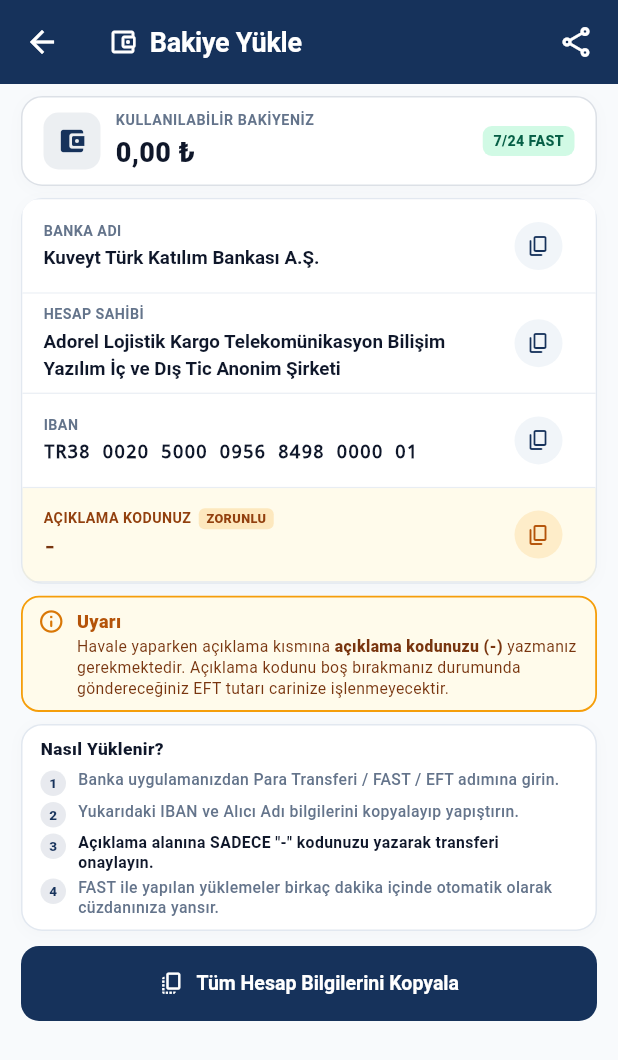
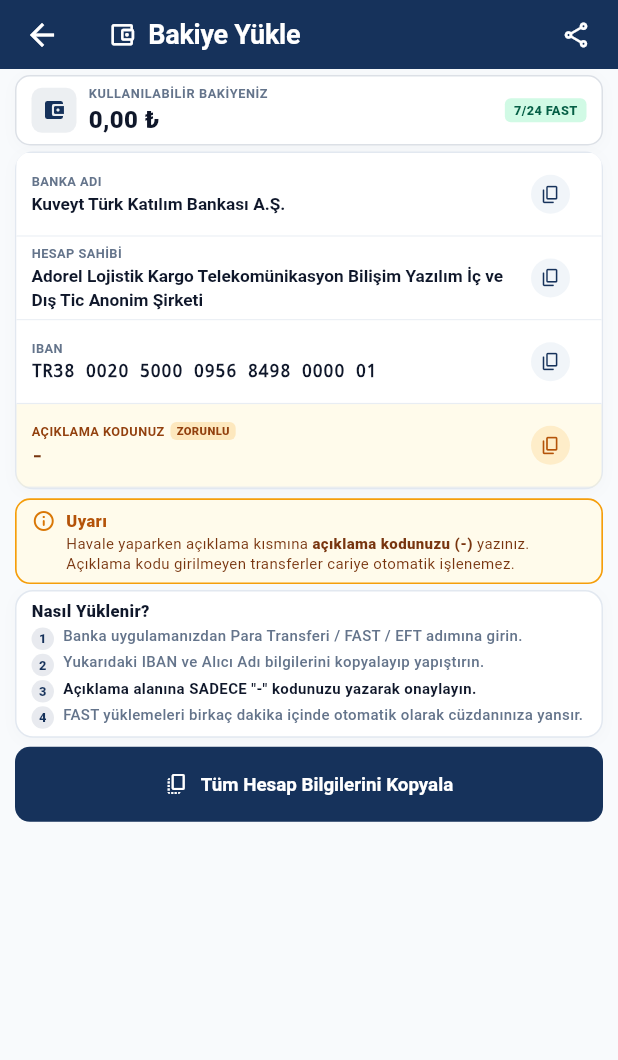
Before and after one commit to emrecanardcc/stocado_mobile, a Flutter app: the DashboardScreen screen opened directly, after a tap on "Bakiye Yükle", on a phone screen of 412 x 824 dp. Shown: the top 1060 px of the screen. Run offline on Flutter 3.47's test engine with Material 3 defaults, Android fonts, the phone set to English and light mode, and no system bars; our stand-ins replace flutter_riverpod, flutter_secure_storage; accounts and stored records are empty.

Commit message:
fix(dashboard): eliminate overflow on 360px viewports and guarantee zero-scroll fit for TopUpBalanceScreen

```diff
--- a/lib/features/dashboard/screens/top_up_balance_screen.dart
+++ b/lib/features/dashboard/screens/top_up_balance_screen.dart
@@ -89,9 +89,10 @@
     bool isMonospace = false,
     bool isHighlight = false,
     String? badgeText,
+    int? maxLines,
   }) {
     return Container(
-      padding: const EdgeInsets.symmetric(horizontal: 14, vertical: 7),
+      padding: const EdgeInsets.symmetric(horizontal: 10, vertical: 3.5),
       decoration: BoxDecoration(
         color: isHighlight ? AppColors.warningLight.withValues(alpha: 0.35) : AppColors.surface,
         border: Border(
@@ -113,16 +114,16 @@
                     Text(
                       label,
                       style: TextStyle(
-                        fontSize: 9.5,
+                        fontSize: 8.5,
                         fontWeight: FontWeight.w700,
                         color: isHighlight ? const Color(0xFF92400E) : AppColors.textSecondary,
                         letterSpacing: 0.3,
                       ),
                     ),
                     if (badgeText != null) ...[
-                      const SizedBox(width: 5),
+                      const SizedBox(width: 4),
                       Container(
-                        padding: const EdgeInsets.symmetric(horizontal: 5, vertical: 1),
+                        padding: const EdgeInsets.symmetric(horizontal: 4, vertical: 0.5),
                         decoration: BoxDecoration(
                           color: AppColors.warning.withValues(alpha: 0.2),
                           borderRadius: BorderRadius.circular(4),
@@ -130,7 +131,7 @@
                         child: Text(
                           badgeText,
                           style: const TextStyle(
-                            fontSize: 8.5,
+                            fontSize: 7.5,
                             fontWeight: FontWeight.w800,
                             color: Color(0xFF92400E),
                           ),
@@ -139,11 +140,13 @@
                     ],
                   ],
                 ),
-                const SizedBox(height: 2),
+                const SizedBox(height: 1),
                 Text(
                   value,
+                  maxLines: maxLines,
+                  overflow: maxLines != null ? TextOverflow.ellipsis : null,
                   style: TextStyle(
-                    fontSize: isHighlight ? 13.5 : 12.5,
+                    fontSize: isHighlight ? 12.5 : 11.5,
                     fontWeight: isHighlight ? FontWeight.w800 : FontWeight.w600,
                     fontFamily: isMonospace ? 'monospace' : null,
                     color: isHighlight ? const Color(0xFF78350F) : AppColors.textPrimary,
@@ -158,7 +161,7 @@
             onPressed: onCopy,
             icon: Icon(
               Icons.copy_rounded,
-              size: 16,
+              size: 14,
               color: isHighlight ? const Color(0xFFB45309) : AppColors.primary,
             ),
             tooltip: 'Kopyala',
@@ -166,8 +169,8 @@
               backgroundColor: isHighlight
                   ? AppColors.warning.withValues(alpha: 0.15)
                   : AppColors.surfaceSecondary,
-              padding: const EdgeInsets.all(6),
-              minimumSize: const Size(32, 32),
+              padding: const EdgeInsets.all(4),
+              minimumSize: const Size(26, 26),
             ),
           ),
         ],
@@ -201,10 +204,11 @@
     return Scaffold(
       backgroundColor: AppColors.background,
       appBar: AppBar(
+        toolbarHeight: 46,
         centerTitle: false,
         title: const Row(
           children: [
-            Icon(Icons.account_balance_wallet_outlined, size: 20),
+            Icon(Icons.account_balance_wallet_outlined, size: 19),
             SizedBox(width: 8),
             Expanded(
               child: Text(
@@ -216,7 +220,7 @@
         ),
         actions: [
           IconButton(
-            icon: const Icon(Icons.share_outlined),
+            icon: const Icon(Icons.share_outlined, size: 20),
             tooltip: 'Bilgileri Paylaş',
             onPressed: () => _copyAll(context, eftCode),
           ),
@@ -229,32 +233,32 @@
         },
         color: AppColors.primary,
         child: SingleChildScrollView(
-          padding: const EdgeInsets.symmetric(horizontal: 14.0, vertical: 8.0),
+          padding: const EdgeInsets.fromLTRB(10.0, 4.0, 10.0, 4.0),
           physics: const AlwaysScrollableScrollPhysics(),
           child: Column(
             crossAxisAlignment: CrossAxisAlignment.stretch,
             children: [
               // 1. Mevcut Bakiye & Bilgi Kartı
               Container(
-                padding: const EdgeInsets.symmetric(horizontal: 14, vertical: 8),
+                padding: const EdgeInsets.symmetric(horizontal: 10, vertical: 5),
                 decoration: BoxDecoration(
                   color: AppColors.surface,
-                  borderRadius: BorderRadius.circular(14),
+                  borderRadius: BorderRadius.circular(10),
                   border: Border.all(color: AppColors.primary.withValues(alpha: 0.15)),
                   boxShadow: AppColors.softShadow,
                 ),
                 child: Row(
                   children: [
                     Container(
-                      width: 38,
-                      height: 38,
+                      width: 30,
+                      height: 30,
                       decoration: BoxDecoration(
                         color: AppColors.primary.withValues(alpha: 0.08),
-                        borderRadius: BorderRadius.circular(10),
+                        borderRadius: BorderRadius.circular(7),
                       ),
-                      child: const Icon(Icons.account_balance_wallet_rounded, color: AppColors.primary, size: 20),
+                      child: const Icon(Icons.account_balance_wallet_rounded, color: AppColors.primary, size: 16),
                     ),
-                    const SizedBox(width: 10),
+                    const SizedBox(width: 8),
                     Expanded(
                       child: Column(
                         crossAxisAlignment: CrossAxisAlignment.start,
@@ -262,20 +266,19 @@
                           const Text(
                             'KULLANILABİLİR BAKİYENİZ',
                             style: TextStyle(
-                              fontSize: 9.5,
+                              fontSize: 8.5,
                               fontWeight: FontWeight.w700,
                               color: AppColors.textSecondary,
                               letterSpacing: 0.4,
                             ),
                           ),
-                          const SizedBox(height: 2),
                           FittedBox(
                             fit: BoxFit.scaleDown,
                             alignment: Alignment.centerLeft,
                             child: Text(
                               AppFormatters.formatCurrency(currentBalance),
                               style: TextStyle(
-                                fontSize: 18,
+                                fontSize: 16,
                                 fontWeight: FontWeight.w800,
                                 color: currentBalance < 0 ? AppColors.error : AppColors.textPrimary,
                               ),
@@ -285,26 +288,26 @@
                       ),
                     ),
                     Container(
-                      padding: const EdgeInsets.symmetric(horizontal: 7, vertical: 3),
+                      padding: const EdgeInsets.symmetric(horizontal: 6, vertical: 2),
                       decoration: BoxDecoration(
                         color: AppColors.secondaryLight,
-                        borderRadius: BorderRadius.circular(6),
+                        borderRadius: BorderRadius.circular(4),
                       ),
                       child: const Text(
                         '7/24 FAST',
-                        style: TextStyle(fontSize: 9.5, fontWeight: FontWeight.w800, color: Color(0xFF065F46)),
+                        style: TextStyle(fontSize: 8.5, fontWeight: FontWeight.w800, color: Color(0xFF065F46)),
                       ),
                     ),
                   ],
                 ),
               ),
-              const SizedBox(height: 8),
+              const SizedBox(height: 4),
 
               // 2. Banka Hesap Bilgileri Kartı
               Container(
                 decoration: BoxDecoration(
                   color: AppColors.surface,
-                  borderRadius: BorderRadius.circular(14),
+                  borderRadius: BorderRadius.circular(12),
                   border: Border.all(color: AppColors.border),
                   boxShadow: AppColors.softShadow,
                 ),
@@ -321,6 +324,7 @@
                       context: context,
                       label: 'HESAP SAHİBİ',
                       value: accountName,
+                      maxLines: 2,
                       onCopy: () => _copy(context, accountName, 'Hesap Sahibi'),
                     ),
                     _buildInfoRow(
@@ -342,25 +346,25 @@
                   ],
                 ),
               ),
-              const SizedBox(height: 8),
+              const SizedBox(height: 6),
 
               // 3. Uyarı Kutusu
               Container(
-                padding: const EdgeInsets.symmetric(horizontal: 10, vertical: 7),
+                padding: const EdgeInsets.symmetric(horizontal: 10, vertical: 6),
                 decoration: BoxDecoration(
                   color: const Color(0xFFFFFBEB), // Amber-50
-                  borderRadius: BorderRadius.circular(12),
-                  border: Border.all(color: const Color(0xFFF59E0B), width: 1.2), // Amber-500
+                  borderRadius: BorderRadius.circular(10),
+                  border: Border.all(color: const Color(0xFFF59E0B), width: 1.1),
                 ),
                 child: Row(
                   crossAxisAlignment: CrossAxisAlignment.start,
                   children: [
                     const Icon(
                       Icons.info_outline_rounded,
-                      color: Color(0xFFD97706), // Amber-600
-                      size: 18,
+                      color: Color(0xFFD97706),
+                      size: 16,
                     ),
-                    const SizedBox(width: 8),
+                    const SizedBox(width: 7),
                     Expanded(
                       child: Column(
                         crossAxisAlignment: CrossAxisAlignment.start,
@@ -368,18 +372,18 @@
                           const Text(
                             'Uyarı',
                             style: TextStyle(
-                              fontSize: 12,
+                              fontSize: 11,
                               fontWeight: FontWeight.w800,
-                              color: Color(0xFFB45309), // Amber-700
+                              color: Color(0xFFB45309),
                             ),
                           ),
-                          const SizedBox(height: 2),
+                          const SizedBox(height: 1),
                           Text.rich(
                             TextSpan(
                               style: const TextStyle(
-                                fontSize: 10.5,
-                                color: Color(0xFF78350F), // Amber-900
-                                height: 1.3,
+                                fontSize: 10,
+                                color: Color(0xFF78350F),
+                                height: 1.25,
                               ),
                               children: [
                                 const TextSpan(
@@ -390,7 +394,7 @@
                                   style: const TextStyle(fontWeight: FontWeight.w800),
                                 ),
                                 const TextSpan(
-                                  text: 'yazmanız gerekmektedir. Açıklama kodunu boş bırakmanız durumunda göndereceğiniz EFT tutarı carinize işlenmeyecektir.',
+                                  text: 'yazınız. Açıklama kodu girilmeyen transferler cariye otomatik işlenemez.',
                                 ),
                               ],
                             ),
@@ -401,14 +405,14 @@
                   ],
                 ),
               ),
-              const SizedBox(height: 8),
+              const SizedBox(height: 4),
 
               // 4. Nasıl Yüklenir?
               Container(
-                padding: const EdgeInsets.symmetric(horizontal: 12, vertical: 8),
+                padding: const EdgeInsets.symmetric(horizontal: 10, vertical: 5),
                 decoration: BoxDecoration(
                   color: AppColors.surface,
-                  borderRadius: BorderRadius.circular(14),
+                  borderRadius: BorderRadius.circular(12),
                   border: Border.all(color: AppColors.border),
                   boxShadow: AppColors.softShadow,
                 ),
@@ -417,51 +421,51 @@
                   children: [
                     const Text(
                       'Nasıl Yüklenir?',
-                      style: TextStyle(fontSize: 11.5, fontWeight: FontWeight.w800, color: AppColors.textPrimary),
+                      style: TextStyle(fontSize: 11, fontWeight: FontWeight.w800, color: AppColors.textPrimary),
                     ),
-                    const SizedBox(height: 6),
+                    const SizedBox(height: 3),
                     _buildStepItem(
                       stepNumber: '1',
                       text: 'Banka uygulamanızdan Para Transferi / FAST / EFT adımına girin.',
                     ),
-                    const SizedBox(height: 4),
+                    const SizedBox(height: 2.5),
                     _buildStepItem(
                       stepNumber: '2',
                       text: 'Yukarıdaki IBAN ve Alıcı Adı bilgilerini kopyalayıp yapıştırın.',
                     ),
-                    const SizedBox(height: 4),
+                    const SizedBox(height: 2.5),
                     _buildStepItem(
                       stepNumber: '3',
-                      text: 'Açıklama alanına SADECE "$eftCode" kodunuzu yazarak transferi onaylayın.',
+                      text: 'Açıklama alanına SADECE "$eftCode" kodunuzu yazarak onaylayın.',
                       isBold: true,
                     ),
-                    const SizedBox(height: 4),
+                    const SizedBox(height: 2.5),
                     _buildStepItem(
                       stepNumber: '4',
-                      text: 'FAST ile yapılan yüklemeler birkaç dakika içinde otomatik olarak cüzdanınıza yansır.',
+                      text: 'FAST yüklemeleri birkaç dakika içinde otomatik olarak cüzdanınıza yansır.',
                     ),
                   ],
                 ),
               ),
-              const SizedBox(height: 10),
+              const SizedBox(height: 6),
 
               // 5. Tümünü Kopyala Butonu
               ElevatedButton.icon(
                 onPressed: () => _copyAll(context, eftCode),
-                icon: const Icon(Icons.copy_all_rounded, size: 17),
+                icon: const Icon(Icons.copy_all_rounded, size: 16),
                 label: const Text(
                   'Tüm Hesap Bilgilerini Kopyala',
-                  style: TextStyle(fontSize: 13, fontWeight: FontWeight.w700),
+                  style: TextStyle(fontSize: 12.5, fontWeight: FontWeight.w700),
                 ),
                 style: ElevatedButton.styleFrom(
                   backgroundColor: AppColors.primary,
                   foregroundColor: Colors.white,
-                  padding: const EdgeInsets.symmetric(vertical: 11),
-                  shape: RoundedRectangleBorder(borderRadius: BorderRadius.circular(12)),
+                  padding: const EdgeInsets.symmetric(vertical: 9),
+                  shape: RoundedRectangleBorder(borderRadius: BorderRadius.circular(10)),
                   elevation: 0,
                 ),
               ),
-              const SizedBox(height: 6),
+              const SizedBox(height: 4),
             ],
           ),
         ),
@@ -478,8 +482,8 @@
       crossAxisAlignment: CrossAxisAlignment.start,
       children: [
         Container(
-          width: 17,
-          height: 17,
+          width: 15,
+          height: 15,
           decoration: BoxDecoration(
             color: AppColors.primary.withValues(alpha: 0.1),
             shape: BoxShape.circle,
@@ -488,22 +492,22 @@
             child: Text(
               stepNumber,
               style: const TextStyle(
-                fontSize: 9,
+                fontSize: 8.5,
                 fontWeight: FontWeight.w800,
                 color: AppColors.primary,
               ),
             ),
           ),
         ),
-        const SizedBox(width: 8),
+        const SizedBox(width: 6),
         Expanded(
           child: Text(
             text,
             style: TextStyle(
-              fontSize: 10.5,
+              fontSize: 10,
               fontWeight: isBold ? FontWeight.w700 : FontWeight.w500,
               color: isBold ? AppColors.textPrimary : AppColors.textSecondary,
-              height: 1.25,
+              height: 1.2,
             ),
           ),
         ),
--- a/lib/features/dashboard/widgets/dashboard_balance_hero_card.dart
+++ b/lib/features/dashboard/widgets/dashboard_balance_hero_card.dart
@@ -87,13 +87,17 @@
                 Row(
                   mainAxisSize: MainAxisSize.min,
                   children: [
-                    Text(
+                    Flexible(
+                      child: Text(
                         'Kullanılabilir Bakiye',
+                        maxLines: 1,
+                        overflow: TextOverflow.ellipsis,
                         style: TextStyle(
                           fontSize: 13,
                           fontWeight: FontWeight.w500,
                           color: Colors.white.withValues(alpha: 0.82),
                           letterSpacing: 0.2,
+                        ),
                       ),
                     ),
                     const SizedBox(width: 8),
--- a/lib/features/dashboard/widgets/dashboard_recent_cargos_section.dart
+++ b/lib/features/dashboard/widgets/dashboard_recent_cargos_section.dart
@@ -148,8 +148,11 @@
         Row(
           mainAxisAlignment: MainAxisAlignment.spaceBetween,
           children: [
-            const Text(
+            const Expanded(
+              child: Text(
                 'Son Gönderiler',
+                maxLines: 1,
+                overflow: TextOverflow.ellipsis,
                 style: TextStyle(
                   fontSize: 16,
                   fontWeight: FontWeight.w700,
@@ -157,6 +160,8 @@
                   letterSpacing: -0.2,
                 ),
               ),
+            ),
+            const SizedBox(width: 8),
             InkWell(
               onTap: onSeeAllTap,
               borderRadius: BorderRadius.circular(8),
```
Also changed, not shown: 1 other file. Lines whose indentation alone changed are shown as unchanged.
